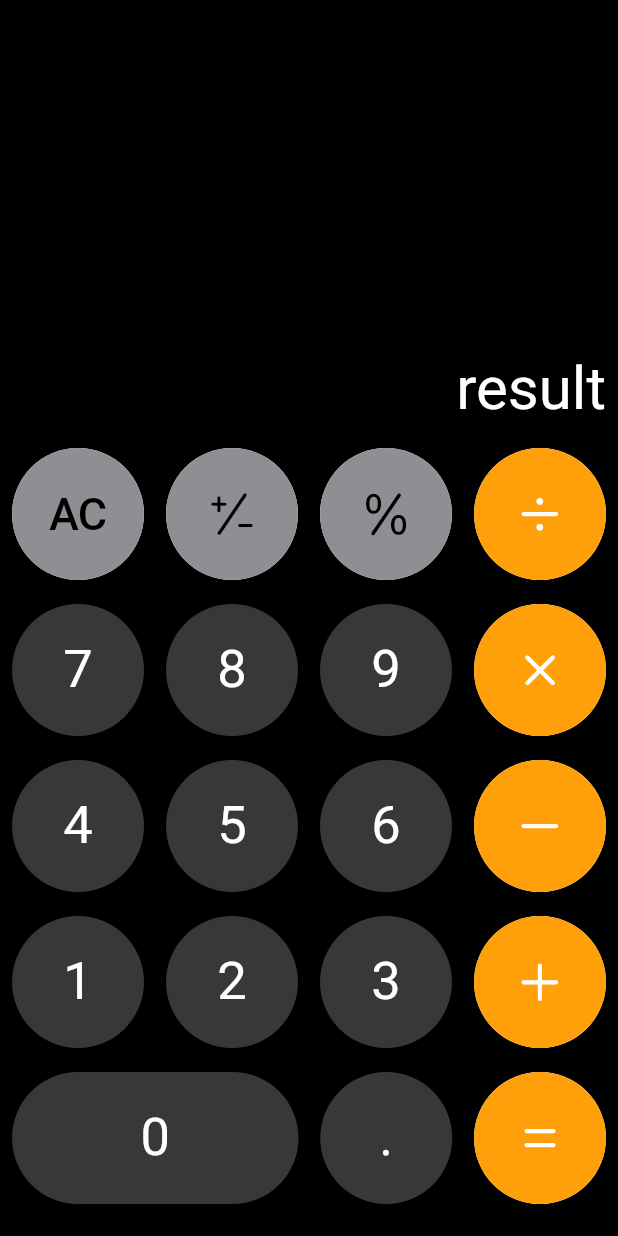
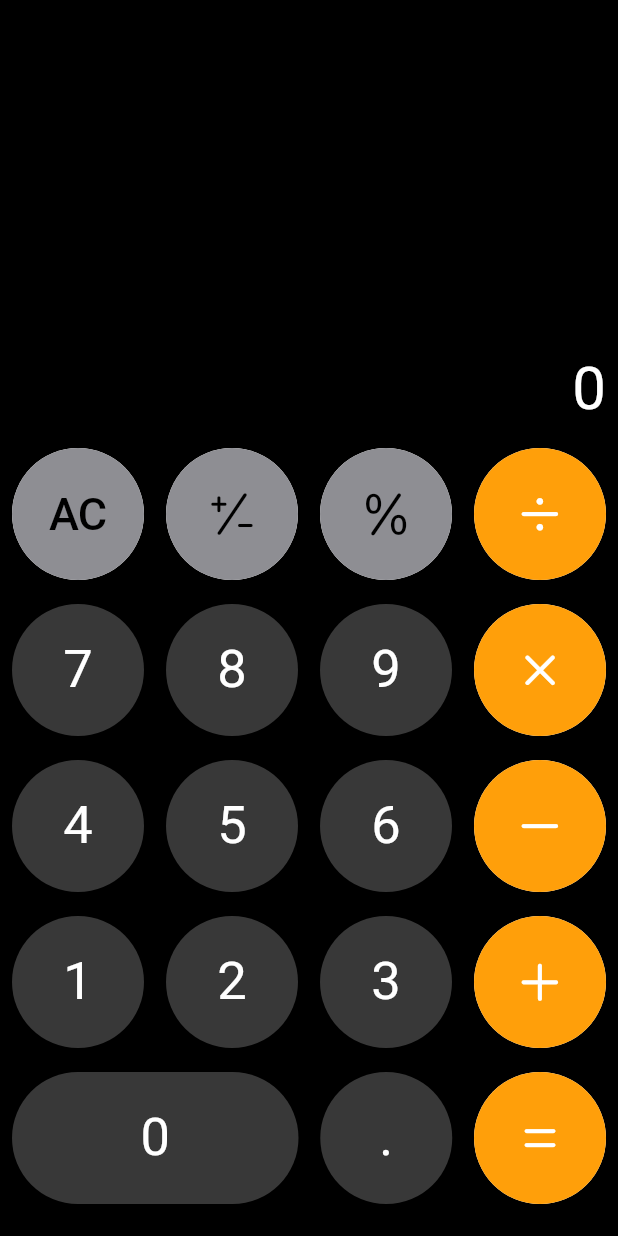
Before and after one commit to SangWook16074/my_ios_calculator, a Flutter app: the screen it shows after launch, on a phone screen of 412 x 824 dp. Run offline on Flutter 3.47's test engine with Material 2 defaults, Android fonts, the phone set to English and light mode, and no system bars; our stand-ins replace get.

Commit message:
2023년 02월 05일 오후 09:47 작성자 : 한상욱 상태관리를 위한 라이브러리 get을 이용해서 calculator_controller.dart 파일 생성
CalculatorController 클래스를 선언하여 내부의 _result변수를 생성해서 화면에 띄움

```diff
--- a/lib/main.dart
+++ b/lib/main.dart
@@ -1,4 +1,5 @@
 import 'package:flutter/material.dart';
+import 'package:flutter_ios_calculator/src/binding/init_binding.dart';
 import 'package:flutter_ios_calculator/src/ui/home/app.dart';
 import 'package:get/get.dart';
 
@@ -16,6 +17,7 @@ class MyApp extends StatelessWidget {
       theme: ThemeData.dark(),
       title: 'Flutter Demo',
       home: const App(),
+      initialBinding: InitBinding(),
     );
   }
 }
--- /dev/null
+++ b/lib/src/binding/init_binding.dart
@@ -0,0 +1,9 @@
+import 'package:flutter_ios_calculator/src/controller/calculator_controller.dart';
+import 'package:get/get.dart';
+
+class InitBinding extends Bindings {
+  @override
+  void dependencies() {
+    Get.put(CalculatorController(), permanent: true);
+  }
+}
--- /dev/null
+++ b/lib/src/controller/calculator_controller.dart
@@ -0,0 +1,6 @@
+import 'package:get/get.dart';
+
+class CalculatorController extends GetxController {
+  var _result = 0;
+  get result => _result;
+}
--- a/lib/src/controller/widget_size_controller.dart
+++ /dev/null
@@ -1,7 +0,0 @@
-import 'package:flutter/cupertino.dart';
-import 'package:get/get.dart';
-
-class AppConfig {
-  static Color get appBackGroundColor => CupertinoColors.black;
-  static double get resultHeight => Get.size.height / 3;
-}
--- a/lib/src/ui/home/app.dart
+++ b/lib/src/ui/home/app.dart
@@ -1,22 +1,23 @@
 import 'package:flutter/material.dart';
-import 'package:flutter_ios_calculator/src/controller/widget_size_controller.dart';
+import 'package:flutter_ios_calculator/src/controller/calculator_controller.dart';
 import 'package:flutter_ios_calculator/src/ui/home/widget/black_btn.dart';
 import 'package:flutter_ios_calculator/src/ui/home/widget/grey_botton.dart';
 import 'package:flutter_ios_calculator/src/ui/home/widget/icon_data.dart';
 import 'package:flutter_ios_calculator/src/ui/home/widget/orange_btn.dart';
+import 'package:get/get.dart';
 
 // 작성일 : 2023년 01월 29일 오전 12:00 작성자 : 한상욱
 // 최종수정일 : 2023년 02월 03일 오전 수정자 : 한상욱
 
 // 앱 화면 UI 클래스
 
-class App extends StatelessWidget {
+class App extends GetView<CalculatorController> {
   const App({super.key});
 
   @override
   Widget build(BuildContext context) {
     return Scaffold(
-      backgroundColor: AppConfig.appBackGroundColor,
+      backgroundColor: Colors.black,
       body: Column(
         children: [
           _result(),
@@ -43,10 +44,10 @@ class App extends StatelessWidget {
     return Padding(
       padding: const EdgeInsets.all(8.0),
       child: Container(
-        height: AppConfig.resultHeight,
+        height: Get.size.height / 3,
         alignment: Alignment.bottomRight,
         child: Text(
-          'result',
+          controller.result.toString(),
           style: TextStyle(color: Colors.white, fontSize: 40),
         ),
       ),
--- a/lib/src/ui/home/widget/grey_botton.dart
+++ b/lib/src/ui/home/widget/grey_botton.dart
@@ -1,8 +1,9 @@
 import 'package:flutter/cupertino.dart';
-import 'package:flutter_ios_calculator/src/ui/home/widget/back_ground_btn.dart';
 import 'package:flutter_ios_calculator/src/ui/home/widget/basic_btn.dart';
 import 'package:flutter_ios_calculator/src/ui/home/widget/btn_color.dart';
 import 'package:flutter_ios_calculator/src/ui/home/widget/icon_data.dart';
+
+import 'back_ground_btn.dart';
 
 // 2023 - 01 - 31 오전 1시 30분 작성자 : 한상욱
 // 회색 버튼 클래스
```
